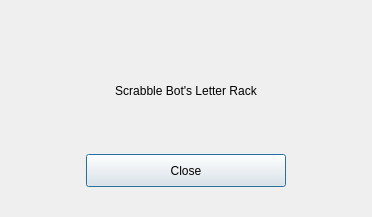
Before: the Qt Designer form app/gui/layout/bot_peek.ui in levirumm/scrabble-bot, drawn with Qt 5.
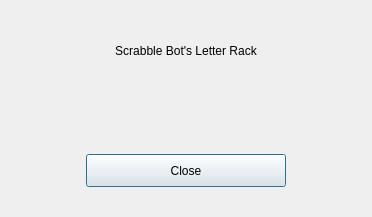
After: the same form once the commit is applied.

Diff of the .ui file:
```diff
--- a/app/gui/layout/bot_peek.ui
+++ b/app/gui/layout/bot_peek.ui
@@ -59,61 +59,6 @@
       <property name="bottomMargin">
        <number>15</number>
       </property>
-      <item>
-       <widget class="QFrame" name="peek_icon_container">
-        <property name="frameShape">
-         <enum>QFrame::NoFrame</enum>
-        </property>
-        <property name="frameShadow">
-         <enum>QFrame::Raised</enum>
-        </property>
-        <layout class="QHBoxLayout" name="horizontalLayout">
-         <property name="spacing">
-          <number>0</number>
-         </property>
-         <property name="leftMargin">
-          <number>0</number>
-         </property>
-         <property name="topMargin">
-          <number>0</number>
-         </property>
-         <property name="rightMargin">
-          <number>0</number>
-         </property>
-         <property name="bottomMargin">
-          <number>0</number>
-         </property>
-         <item>
-          <widget class="QLabel" name="peek_icon">
-           <property name="sizePolicy">
-            <sizepolicy hsizetype="Fixed" vsizetype="Fixed">
-             <horstretch>0</horstretch>
-             <verstretch>0</verstretch>
-            </sizepolicy>
-           </property>
-           <property name="minimumSize">
-            <size>
-             <width>40</width>
-             <height>40</height>
-            </size>
-           </property>
-           <property name="maximumSize">
-            <size>
-             <width>40</width>
-             <height>40</height>
-            </size>
-           </property>
-           <property name="text">
-            <string/>
-           </property>
-           <property name="alignment">
-            <set>Qt::AlignCenter</set>
-           </property>
-          </widget>
-         </item>
-        </layout>
-       </widget>
-      </item>
       <item>
        <widget class="QFrame" name="frame_3">
         <property name="frameShape">
```
